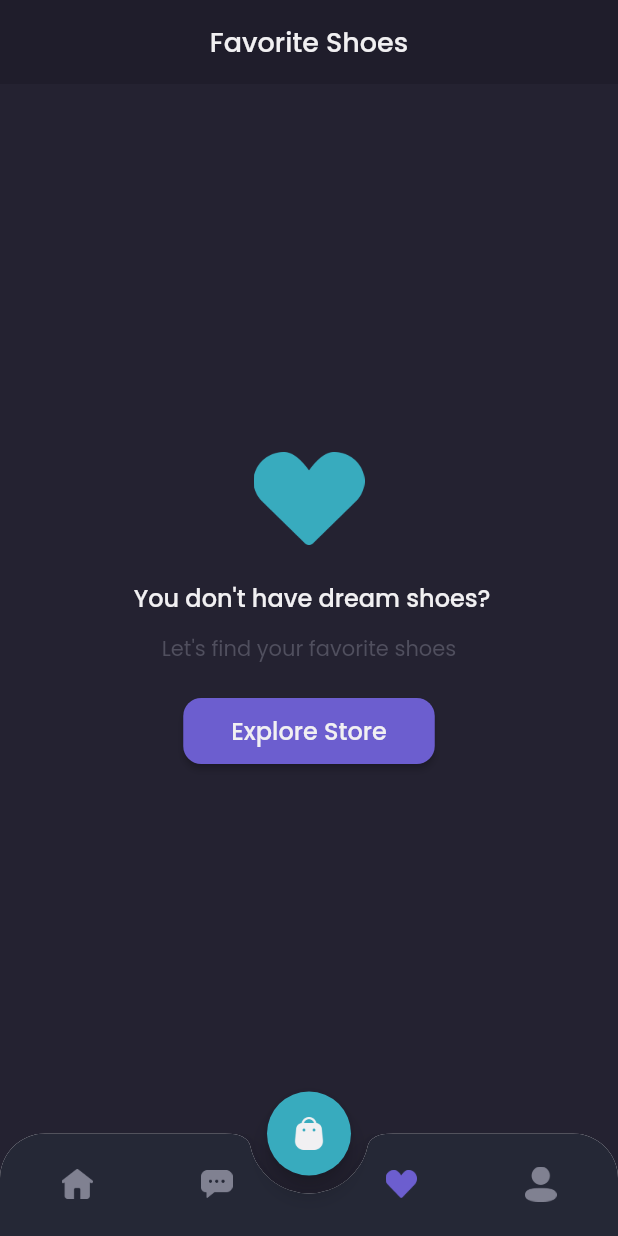
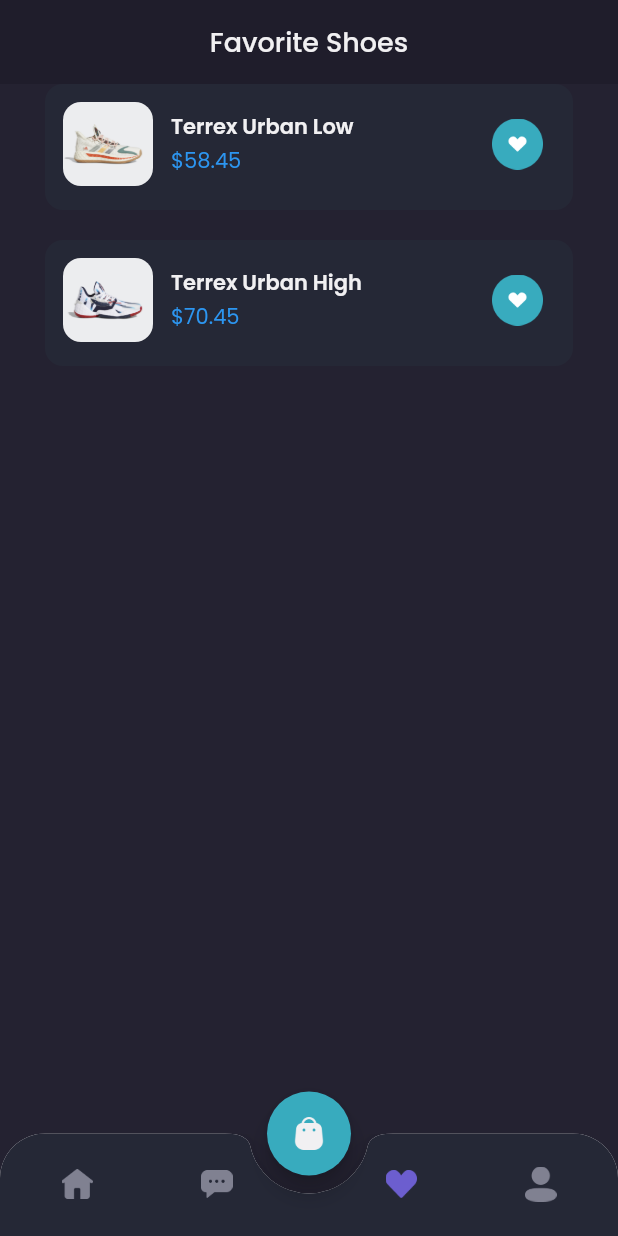
Before and after one commit to kevinrisqi/flutter_shoes_store, a Flutter app: the MainPage screen opened by its route, item 3 of the bottom bar chosen, on a phone screen of 412 x 824 dp. Run offline on Flutter 3.47's test engine with Material 2 defaults, Android fonts, the light colour scheme and no system bars; our stand-ins replace google_fonts.

Commit message:
create wishlist page

```diff
--- a/lib/pages/home/wishlist_page.dart
+++ b/lib/pages/home/wishlist_page.dart
@@ -1,7 +1,8 @@
-// ignore_for_file: prefer_const_constructors
+// ignore_for_file: prefer_const_constructors, prefer_const_literals_to_create_immutables
 
 import 'package:flutter/material.dart';
 import 'package:flutter_shoes_store/theme.dart';
+import 'package:flutter_shoes_store/widgets/wishlist_tile.dart';
 
 class WishlistPage extends StatelessWidget {
   const WishlistPage({Key? key}) : super(key: key);
@@ -80,10 +81,22 @@ class WishlistPage extends StatelessWidget {
       );
     }
 
+    Widget content() {
+      return Expanded(
+        child: ListView(
+          children: [
+            WishlistTile(image: 'assets/image_shoes_1.png', price: 58.45, name: 'Terrex Urban Low',),
+            WishlistTile(image: 'assets/image_shoes_2.png', price: 70.45, name: 'Terrex Urban High',),
+          ],
+        ),
+      );
+    }
+
     return Column(
       children: [
         header(),
-        emptyWishlist(),
+        // emptyWishlist(),
+        content(),
       ],
     );
   }
--- /dev/null
+++ b/lib/widgets/wishlist_tile.dart
@@ -0,0 +1,80 @@
+// ignore_for_file: prefer_const_constructors
+
+import 'package:flutter/material.dart';
+
+import '../theme.dart';
+
+class WishlistTile extends StatelessWidget {
+  final String image;
+  final String name;
+  final double price;
+
+  const WishlistTile({
+    Key? key, required this.image, required this.name, required this.price,
+  }) : super(key: key);
+
+  @override
+  Widget build(BuildContext context) {
+    return Container(
+      width: double.infinity,
+      height: 84,
+      margin: EdgeInsets.only(
+        left: defaultMargin,
+        right: defaultMargin,
+        bottom: 20,
+      ),
+      decoration: BoxDecoration(
+        color: bgColor4,
+        borderRadius: BorderRadius.circular(12),
+      ),
+      child: Container(
+        padding: EdgeInsets.only(
+          top: 10,
+          left: 12,
+          bottom: 14,
+          right: 20,
+        ),
+        child: Row(
+          children: [
+            ClipRRect(
+              borderRadius: BorderRadius.circular(12),
+              child: Image.asset(
+                image,
+                width: 60,
+              ),
+            ),
+            SizedBox(
+              width: 12,
+            ),
+            Expanded(
+              child: Column(
+                crossAxisAlignment: CrossAxisAlignment.start,
+                mainAxisAlignment: MainAxisAlignment.center,
+                children: [
+                  Text(
+                    name,
+                    style: primaryTextStyle.copyWith(
+                      fontWeight: semiBold,
+                    ),
+                    overflow: TextOverflow.ellipsis,
+                  ),
+                  SizedBox(
+                    height: 2,
+                  ),
+                  Text(
+                    '\$$price',
+                    style: priceTextStyle,
+                  ),
+                ],
+              ),
+            ),
+            Image.asset(
+              'assets/button_wishlist.png',
+              width: 34,
+            ),
+          ],
+        ),
+      ),
+    );
+  }
+}
```
